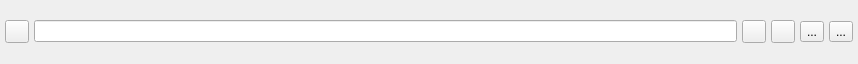
Above: ui/FilePage.ui from saturneric/GpgFrontend before the change. Below: the same form after it.
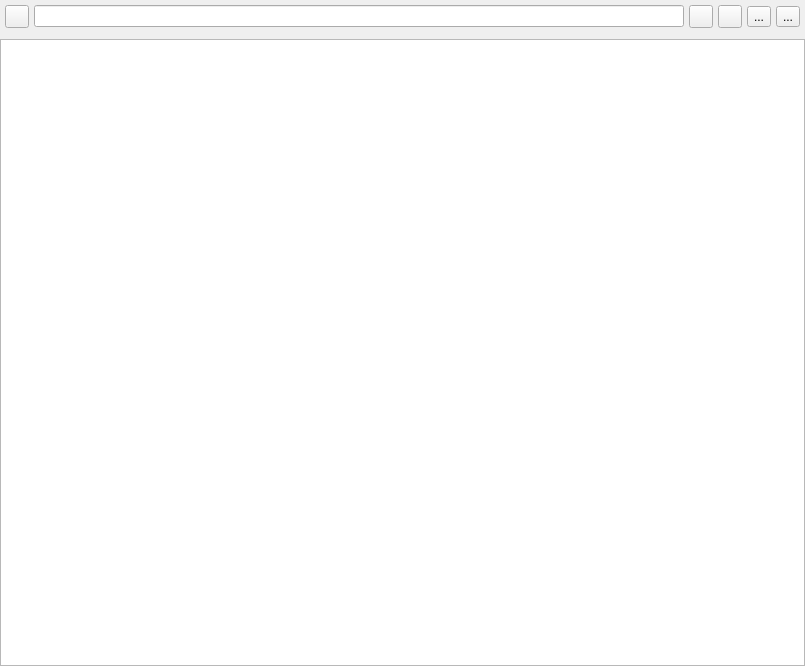
That is the form after the change. Icons and pictures are not drawn. Custom widgets are drawn as their Qt base class.

Commit message:
refactor: FilePage to use embedded FileTreeView
This change refactors the FilePage widget to directly embed a FileTreeView instance.
It improves code structure by removing the separate layout management and simplifies signal connections.
Also, changes some log level from Error to Debug.

What changed in the file:
```diff
--- a/ui/FilePage.ui
+++ b/ui/FilePage.ui
@@ -6,8 +6,8 @@
    <rect>
     <x>0</x>
     <y>0</y>
-    <width>858</width>
-    <height>64</height>
+    <width>805</width>
+    <height>666</height>
    </rect>
   </property>
   <property name="sizePolicy">
@@ -16,12 +16,6 @@
     <verstretch>0</verstretch>
    </sizepolicy>
   </property>
-  <property name="maximumSize">
-   <size>
-    <width>1041</width>
-    <height>619</height>
-   </size>
-  </property>
   <property name="windowTitle">
    <string>Form</string>
   </property>
@@ -190,7 +184,11 @@
         </layout>
        </item>
        <item>
-        <layout class="QVBoxLayout" name="trewViewLayout"/>
+        <layout class="QVBoxLayout" name="trewViewLayout">
+         <item>
+          <widget class="GpgFrontend::UI::FileTreeView" name="treeView"/>
+         </item>
+        </layout>
        </item>
       </layout>
      </item>
@@ -198,6 +196,13 @@
    </item>
   </layout>
  </widget>
+ <customwidgets>
+  <customwidget>
+   <class>GpgFrontend::UI::FileTreeView</class>
+   <extends>QTreeView</extends>
+   <header>ui/widgets/FileTreeView.h</header>
+  </customwidget>
+ </customwidgets>
  <resources>
   <include location="../gpgfrontend.qrc"/>
  </resources>
```
The commit also changes 5 other files.
